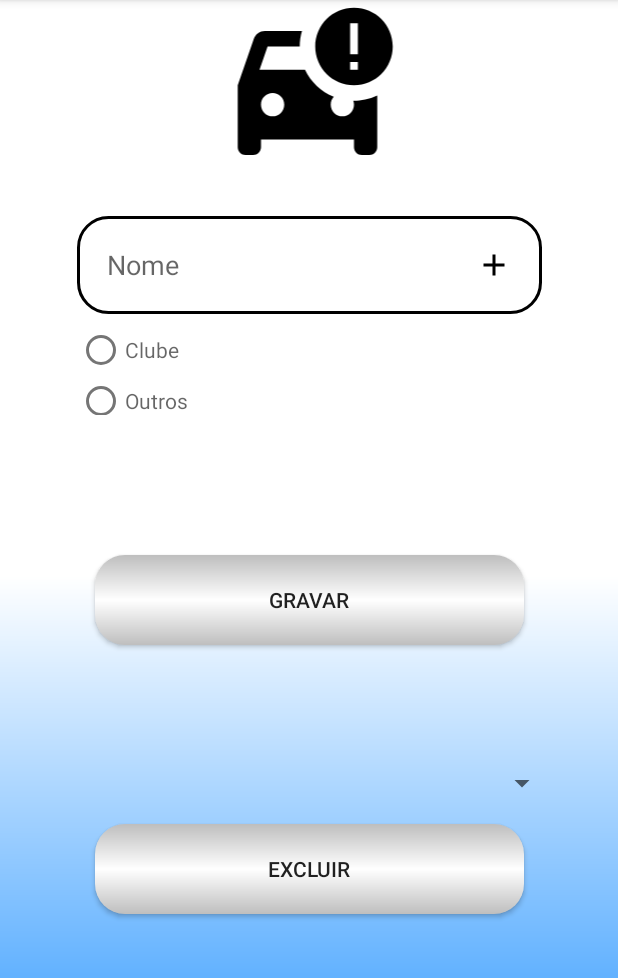
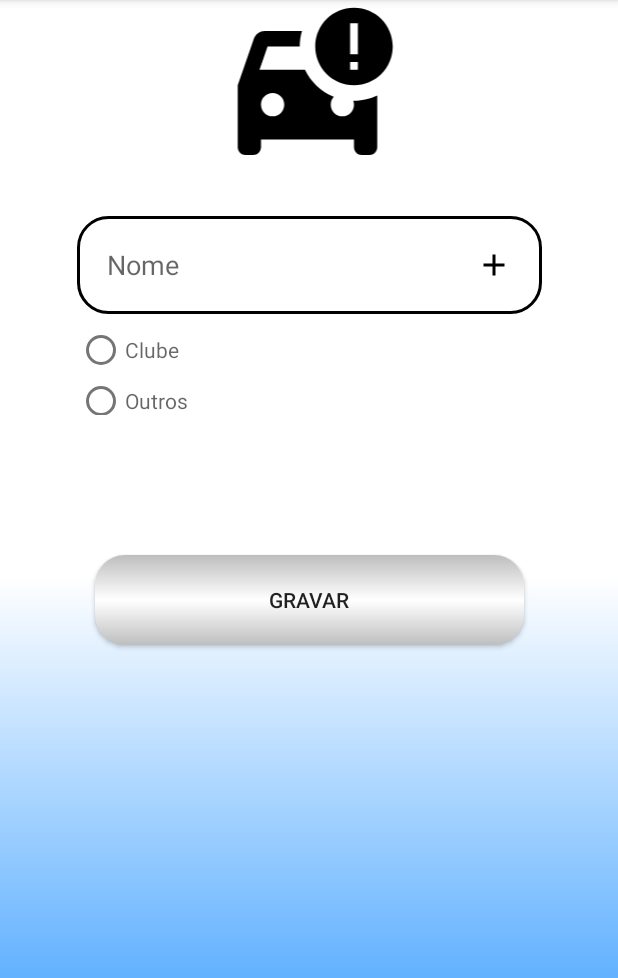
Before and after one commit to Alexsander-Prates/BombaAnalogica, an Android app: the screen it shows after launch (MainActivityCadastros before the commit, MainActivityCadastrar after it), after a tap on "CADASTRAR", on a phone screen of 412 x 824 dp, the part 84-1062 px from its top. Run offline under Robolectric (Android 15) with nearby library versions, the phone set to English and light mode, and no system bars.

Commit message:
Adicionado Layout de Cadastros.

```diff
--- a/app/src/main/java/com/example/myapplication/MainActivity.java
+++ b/app/src/main/java/com/example/myapplication/MainActivity.java
@@ -92,8 +92,12 @@ public class MainActivity extends AppCompatActivity {
 
         switch (item.getItemId()){
             case R.id.itemCadastrar:
-                Intent intent2 = new Intent(getApplicationContext(), MainActivityCadastros.class);
+                Intent intent2 = new Intent(getApplicationContext(), MainActivityCadastrar.class);
                 startActivity(intent2);
+                break;
+            case R.id.itemExcluir:
+                Intent intent3= new Intent(getApplicationContext(), MainActivityExcluir.class);
+                startActivity(intent3);
                 break;
 
         }
--- a/app/src/main/java/com/example/myapplication/MainActivityCadastros.java
+++ b/app/src/main/java/com/example/myapplication/MainActivityCadastrar.java
@@ -4,7 +4,7 @@ import androidx.appcompat.app.AppCompatActivity;
 
 import android.os.Bundle;
 
-public class MainActivityCadastros extends AppCompatActivity {
+public class MainActivityCadastrar extends AppCompatActivity {
 
     @Override
     protected void onCreate(Bundle savedInstanceState) {
--- /dev/null
+++ b/app/src/main/res/drawable/delete.xml
@@ -0,0 +1,5 @@
+<vector android:height="24dp" android:tint="#000000"
+    android:viewportHeight="24" android:viewportWidth="24"
+    android:width="24dp" xmlns:android="http://schemas.android.com/apk/res/android">
+    <path android:fillColor="@android:color/white" android:pathData="M6,19c0,1.1 0.9,2 2,2h8c1.1,0 2,-0.9 2,-2V7H6v12zM19,4h-3.5l-1,-1h-5l-1,1H5v2h14V4z"/>
+</vector>
--- a/app/src/main/res/layout/activity_main3.xml
+++ b/app/src/main/res/layout/activity_main3.xml
@@ -11,7 +11,7 @@
         android:layout_width="match_parent"
         android:layout_height="match_parent"
         android:background="@drawable/background"
-        tools:context=".MainActivityCadastros">
+        tools:context=".MainActivityCadastrar">
 
 
         <ImageView
@@ -86,24 +86,7 @@
             app:layout_constraintEnd_toEndOf="parent"
             app:layout_constraintTop_toBottomOf="@+id/progressebarMain3"/>
 
-        <Spinner
-            android:id="@+id/spinner"
-            android:layout_width="match_parent"
-            android:layout_height="wrap_content"
-            style="@style/Spinner"
-            app:layout_constraintStart_toStartOf="parent"
-            app:layout_constraintEnd_toEndOf="parent"
-            app:layout_constraintTop_toBottomOf="@+id/btnGravar"/>
 
-        <androidx.appcompat.widget.AppCompatButton
-            android:id="@+id/btnExcluir"
-            style="@style/Button"
-            android:layout_width="286dp"
-            android:layout_height="60dp"
-            android:text="@string/excluir"
-            app:layout_constraintStart_toStartOf="parent"
-            app:layout_constraintEnd_toEndOf="parent"
-            app:layout_constraintTop_toBottomOf="@+id/spinner"/>
 
     </androidx.constraintlayout.widget.ConstraintLayout>
 </androidx.core.widget.NestedScrollView>
```
Also changed, not shown: app/src/main/AndroidManifest.xml (+9 -3 lines), app/src/main/java/com/example/myapplication/MainActivityExcluir.java (added, +14 -0 lines), app/src/main/res/layout/activity_main4.xml (added, +61 -0 lines).
